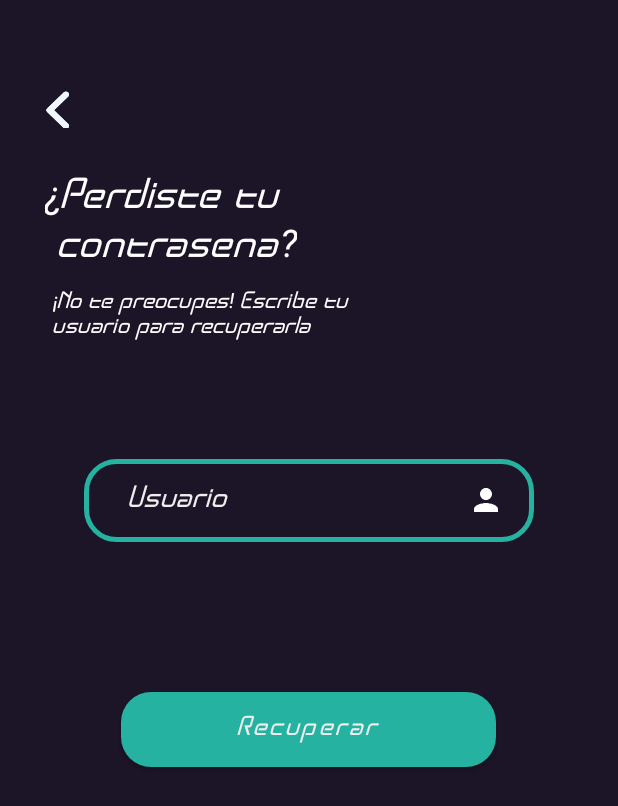
After one commit to reneeduardo24/RunEvo, an Android app: the RecoveryActivity screen opened directly, with no data from a screen before it, on a phone screen of 412 x 824 dp. The commit adds this screen. Shown: the top 806 px of the screen. Run offline under Robolectric (Android 15) with nearby library versions, the phone set to English and light mode, and no system bars; our stand-ins replace Firebase (no records; nobody signed in at launch, a user with empty details on screens opened directly).

Commit message:
Layouts recuperar acc: added

```diff
--- /dev/null
+++ b/app/src/main/java/gonzalez/hernandez/runevo/RecoveryActivity.kt
@@ -0,0 +1,61 @@
+package gonzalez.hernandez.runevo
+
+import android.content.Intent
+import androidx.appcompat.app.AppCompatActivity
+import android.os.Bundle
+import android.widget.Button
+import android.widget.EditText
+import android.widget.ImageView
+import android.widget.Toast
+import com.google.firebase.firestore.ktx.firestore
+import com.google.firebase.ktx.Firebase
+
+class RecoveryActivity : AppCompatActivity() {
+
+    val fs = Firebase.firestore
+
+    companion object {
+        var correo: String? = null
+        var usuario: String? = null
+    }
+
+    override fun onCreate(savedInstanceState: Bundle?) {
+        super.onCreate(savedInstanceState)
+        setContentView(R.layout.activity_recovery)
+
+        val btnChecar = findViewById<Button>(R.id.btnRecuperar)
+
+        btnChecar.setOnClickListener{
+            val et_usuario: EditText = findViewById(R.id.txtUsuario)
+
+            usuario = et_usuario.text.toString()
+
+            if(!usuario.isNullOrBlank()){
+                checarCorreo()
+            }else{
+                Toast.makeText(this,"Ingresar datos", Toast.LENGTH_SHORT).show()
+            }
+        }
+
+        val imgDevolver = findViewById<ImageView>(R.id.btnBackRec)
+
+        imgDevolver.setOnClickListener {
+            val lanzar = Intent(this, iniciarSesion::class.java)
+            startActivity(lanzar)
+        }
+    }
+
+    fun checarCorreo(){
+        fs.collection("users").whereEqualTo("usuario", usuario).get().addOnSuccessListener { documents ->
+            for(document in documents){
+                correo = document.get("email") as String?
+            }
+
+            val lanzar = Intent(this, RecoveryPassActivity:: class.java)
+            startActivity(lanzar)
+        }
+            .addOnFailureListener{
+                Toast.makeText(this,"El usuario no es correcto!",Toast.LENGTH_SHORT).show()
+            }
+    }
+}
--- a/app/src/main/java/gonzalez/hernandez/runevo/iniciarSesion.kt
+++ b/app/src/main/java/gonzalez/hernandez/runevo/iniciarSesion.kt
@@ -39,6 +39,11 @@ class iniciarSesion : AppCompatActivity() {
             this.startActivity(intent)
         }
 
+        binding.txtOlvidaPass.setOnClickListener{
+            val lanzar = Intent(this, RecoveryActivity:: class.java)
+            startActivity(lanzar)
+        }
+
 
 
     }
--- /dev/null
+++ b/app/src/main/res/layout/activity_recovery.xml
@@ -0,0 +1,73 @@
+<?xml version="1.0" encoding="utf-8"?>
+<LinearLayout xmlns:android="http://schemas.android.com/apk/res/android"
+    xmlns:app="http://schemas.android.com/apk/res-auto"
+    xmlns:tools="http://schemas.android.com/tools"
+    android:layout_width="match_parent"
+    android:layout_height="match_parent"
+    android:orientation="vertical"
+    android:background="@color/oscuro"
+    tools:context=".RecoveryActivity">
+
+    <ImageView
+        android:id="@+id/btnBackRec"
+        android:layout_width="wrap_content"
+        android:layout_height="25dp"
+        android:layout_marginLeft="10dp"
+        android:layout_marginTop="60dp"
+        android:src="@drawable/regresar"
+        />
+
+    <TextView
+        android:layout_width="wrap_content"
+        android:layout_height="wrap_content"
+        android:text="¿Perdiste tu \n contrasena?"
+        android:textColor="@color/white"
+        android:fontFamily="@font/alt_sweat_font"
+        android:layout_marginLeft="30dp"
+        android:layout_marginTop="30dp"
+        android:textSize="25sp" />
+
+    <TextView
+        android:id="@+id/txtTwo"
+        android:layout_width="201dp"
+        android:layout_height="43dp"
+        android:layout_marginTop="12dp"
+        android:layout_marginLeft="30dp"
+        android:fontFamily="@font/alt_sweat_font"
+        android:textColor="@color/white"
+        android:layout_marginHorizontal="35dp"
+        android:text="¡No te preocupes! Escribe tu usuario para recuperarla"
+        />
+
+    <EditText
+        android:id="@+id/txtUsuario"
+        android:layout_width="300dp"
+        android:layout_height="55dp"
+        android:layout_marginTop="70dp"
+        android:layout_gravity="center"
+        android:background="@drawable/bordes_redondos"
+        android:hint="Usuario"
+        android:paddingStart="30dp"
+        android:textColorHint="@color/gris"
+        android:textColor="@color/gris"
+        android:fontFamily="@font/alt_sweat_font"
+        android:drawableEnd="@drawable/ic_user_24"
+        android:paddingEnd="20dp"
+        android:inputType="textPersonName" />
+
+    <Button
+        android:id="@+id/btnRecuperar"
+        android:layout_width="250dp"
+        android:layout_height="50dp"
+        android:layout_gravity="center"
+        android:layout_marginTop="100dp"
+        android:textAllCaps="false"
+        android:textColor="@color/gris"
+        android:textSize="16sp"
+        android:text="@string/btn_recuperar"
+        android:background="@drawable/boton_redondo_verde"
+        android:fontFamily="@font/alt_sweat_font"
+        app:backgroundTint="@null"
+        />
+
+</LinearLayout>
--- a/app/src/main/res/values/strings.xml
+++ b/app/src/main/res/values/strings.xml
@@ -13,6 +13,8 @@
     <string name="contraseña">Contraseña</string>
     <string name="btn_iniciar_sesion">Iniciar Sesión</string>
     <string name="btn_registrarse">Registrarse</string>
+    <string name="btn_recuperar">Recuperar</string>
+    <string name="btn_restablecer">Restablecer</string>
 
     //Perfil
     <string name="perfil">Perfil</string>
```
Also changed, not shown: app/src/main/AndroidManifest.xml (+8 -1 lines), app/src/main/java/gonzalez/hernandez/runevo/RecoveryPassActivity.kt (added, +57 -0 lines), app/src/main/res/layout/activity_recovery_pass.xml (added, +72 -0 lines).
